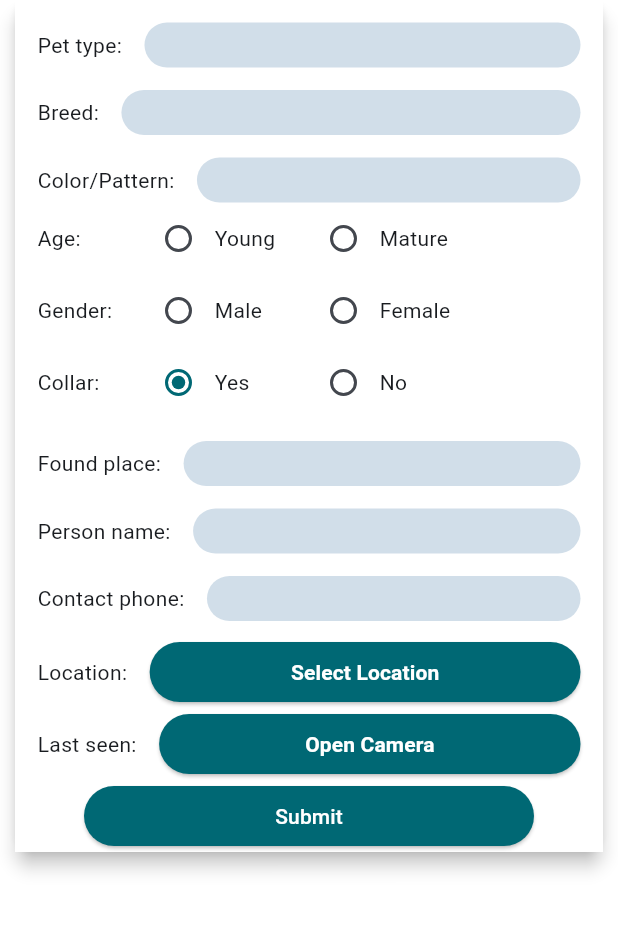
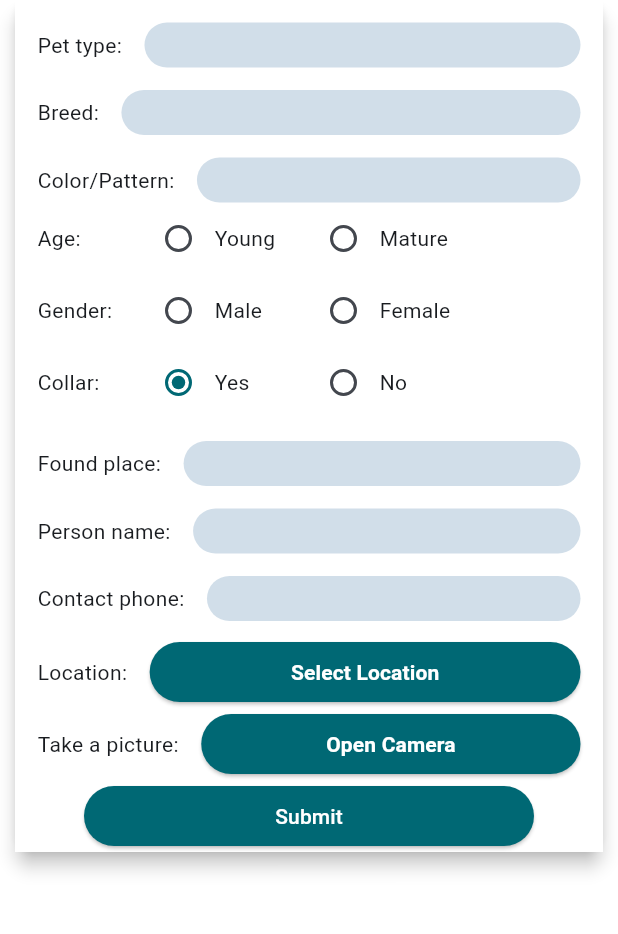
Before and after one commit to MilanTodorovikj/RescuePaws, a Flutter app: the FoundPetsScreen screen opened directly, after a tap on "Report found pet", on a phone screen of 412 x 824 dp, the part 84-1018 px from its top. Run offline on Flutter 3.47's test engine with Material 3 defaults, Android fonts, the light colour scheme and no system bars; our stand-ins replace camera, cloud_firestore, firebase_core, firebase_messaging, firebase_storage, flutter_local_notifications and 3 more; missing offline and left inert: onesignal_flutter; accounts and stored records are empty.

Commit message:
changed label on form

```diff
--- a/lib/screens/add_pet_post_screen.dart
+++ b/lib/screens/add_pet_post_screen.dart
@@ -661,7 +661,7 @@ class _NewLostPetState extends State<NewLostPet> {
                   Row(
                     children: [
                       const Text(
-                        'Last seen:',
+                        'Take a picture:',
                         style: TextStyle(fontSize: 14),
                         textAlign: TextAlign.center,
                       ),
```
Also changed, not shown: pubspec.lock.
